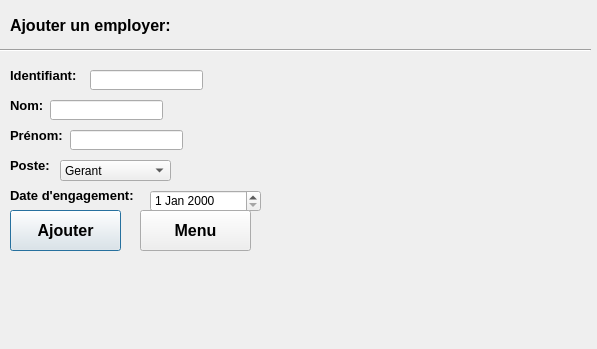
Above: UI/Ajouter_Employer.ui from LePerron/Application-gestion-employes-projet-session-2023 before the change. Below: the same form after it.
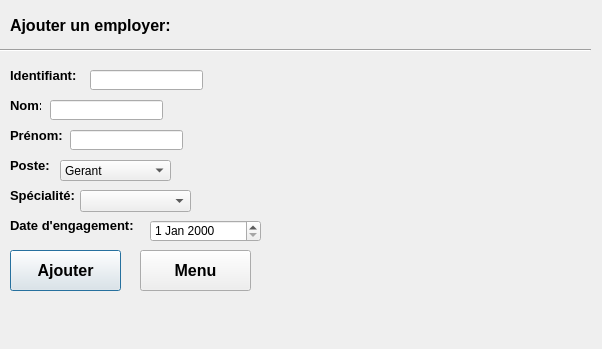
That is the form after the change.

Commit message: Ajout choix spécialiter

Patch:
```diff
--- a/UI/Ajouter_Employer.ui
+++ b/UI/Ajouter_Employer.ui
@@ -6,7 +6,7 @@
    <rect>
     <x>0</x>
     <y>0</y>
-    <width>597</width>
+    <width>602</width>
     <height>349</height>
    </rect>
   </property>
@@ -51,7 +51,7 @@
     <rect>
      <x>10</x>
      <y>60</y>
-     <width>81</width>
+     <width>71</width>
      <height>31</height>
     </rect>
    </property>
@@ -71,7 +71,7 @@
     <rect>
      <x>10</x>
      <y>90</y>
-     <width>111</width>
+     <width>31</width>
      <height>31</height>
     </rect>
    </property>
@@ -91,7 +91,7 @@
     <rect>
      <x>10</x>
      <y>120</y>
-     <width>81</width>
+     <width>61</width>
      <height>31</height>
     </rect>
    </property>
@@ -111,7 +111,7 @@
     <rect>
      <x>10</x>
      <y>150</y>
-     <width>81</width>
+     <width>41</width>
      <height>31</height>
     </rect>
    </property>
@@ -130,7 +130,7 @@
    <property name="geometry">
     <rect>
      <x>10</x>
-     <y>180</y>
+     <y>210</y>
      <width>141</width>
      <height>31</height>
     </rect>
@@ -210,7 +210,7 @@
    <property name="geometry">
     <rect>
      <x>150</x>
-     <y>190</y>
+     <y>220</y>
      <width>111</width>
      <height>22</height>
     </rect>
@@ -259,7 +259,7 @@
    <property name="geometry">
     <rect>
      <x>270</x>
-     <y>190</y>
+     <y>230</y>
      <width>121</width>
      <height>16</height>
     </rect>
@@ -272,7 +272,7 @@
    <property name="geometry">
     <rect>
      <x>10</x>
-     <y>210</y>
+     <y>250</y>
      <width>111</width>
      <height>41</height>
     </rect>
@@ -293,7 +293,7 @@
    <property name="geometry">
     <rect>
      <x>140</x>
-     <y>210</y>
+     <y>250</y>
      <width>111</width>
      <height>41</height>
     </rect>
@@ -310,6 +310,36 @@
     <string>Menu</string>
    </property>
   </widget>
+  <widget class="QLabel" name="labelSpecialiter">
+   <property name="geometry">
+    <rect>
+     <x>10</x>
+     <y>180</y>
+     <width>71</width>
+     <height>31</height>
+    </rect>
+   </property>
+   <property name="font">
+    <font>
+     <pointsize>10</pointsize>
+     <weight>75</weight>
+     <bold>true</bold>
+    </font>
+   </property>
+   <property name="text">
+    <string>Spécialité:</string>
+   </property>
+  </widget>
+  <widget class="QComboBox" name="comboBoxSpecialiter">
+   <property name="geometry">
+    <rect>
+     <x>80</x>
+     <y>190</y>
+     <width>111</width>
+     <height>22</height>
+    </rect>
+   </property>
+  </widget>
  </widget>
  <resources/>
  <connections/>
```
